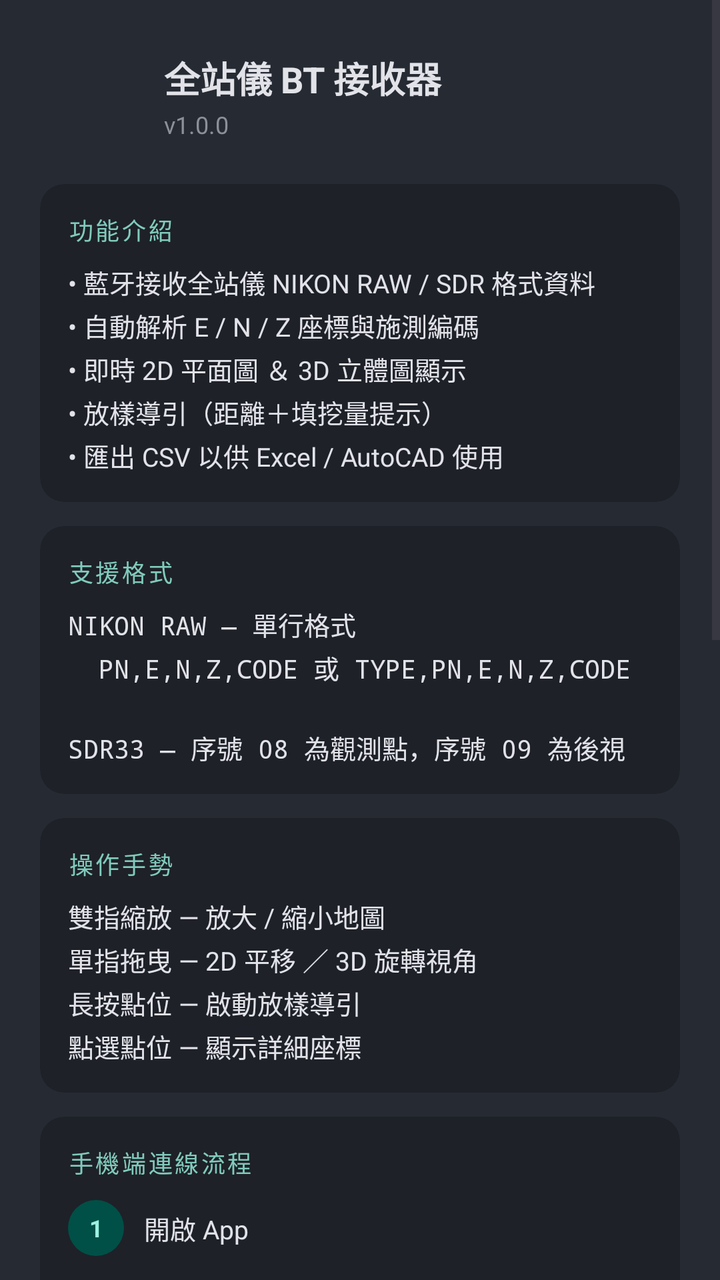
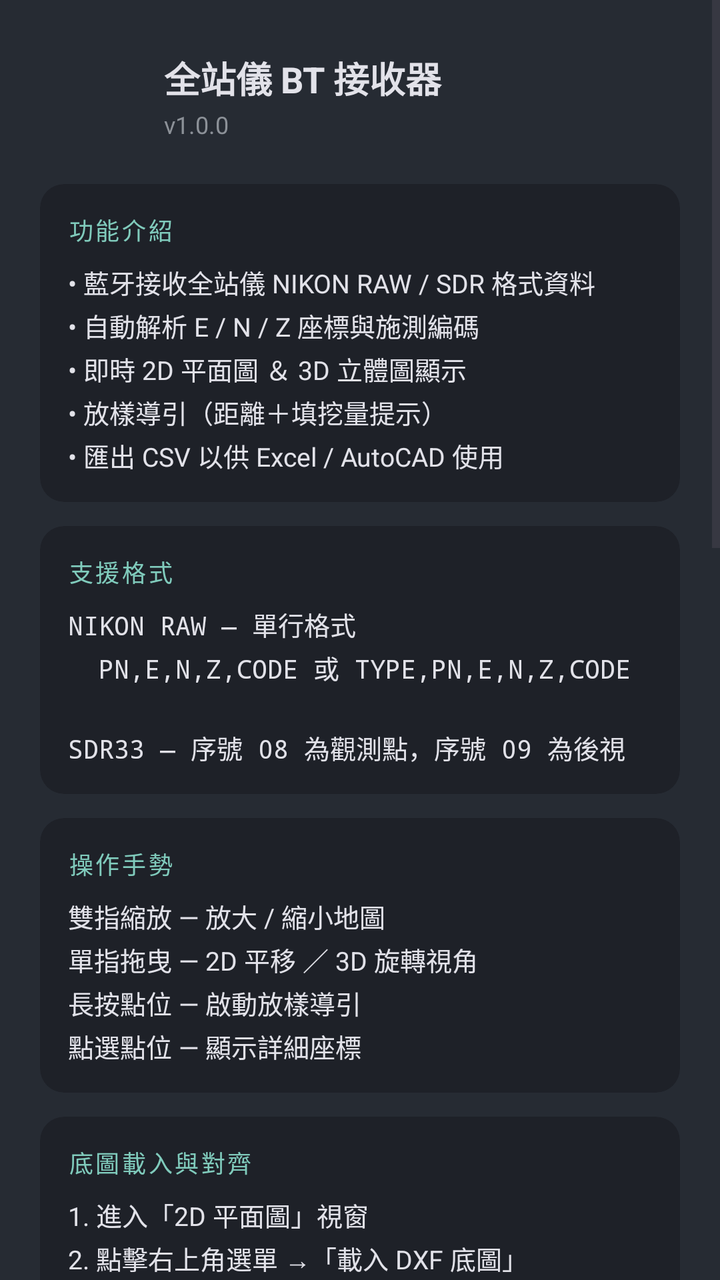

Two renders of the same Android screen: before a commit and after it. Below are the layout's source before the change and the commit's diff.
<!-- AndroidManifest.xml: application theme Theme.TotalStationBT -->
<!-- res/layout/dialog_about.xml -->
<?xml version="1.0" encoding="utf-8"?>
<ScrollView
    xmlns:android="http://schemas.android.com/apk/res/android"
    xmlns:app="http://schemas.android.com/apk/res-auto"
    android:layout_width="match_parent"
    android:layout_height="wrap_content"
    android:background="@color/md3_surface_container_high">

    <LinearLayout
        android:layout_width="match_parent"
        android:layout_height="wrap_content"
        android:orientation="vertical"
        android:paddingHorizontal="20dp"
        android:paddingTop="24dp"
        android:paddingBottom="16dp">

        
        <LinearLayout
            android:layout_width="match_parent"
            android:layout_height="wrap_content"
            android:orientation="horizontal"
            android:gravity="center_vertical"
            android:layout_marginBottom="20dp">

            <ImageView
                android:layout_width="48dp"
                android:layout_height="48dp"
                android:src="@mipmap/ic_launcher"
                android:contentDescription="App icon" />

            <LinearLayout
                android:layout_width="0dp"
                android:layout_height="wrap_content"
                android:layout_weight="1"
                android:orientation="vertical"
                android:layout_marginStart="14dp">

                <TextView
                    android:layout_width="wrap_content"
                    android:layout_height="wrap_content"
                    android:text="全站儀 BT 接收器"
                    android:textColor="@color/md3_on_surface"
                    android:textSize="18sp"
                    android:textStyle="bold" />

                <TextView
                    android:id="@+id/tvAboutVersion"
                    android:layout_width="wrap_content"
                    android:layout_height="wrap_content"
                    android:text="v1.0.0"
                    android:textColor="@color/text_hint"
                    android:textSize="12sp"
                    android:layout_marginTop="2dp" />

            </LinearLayout>

        </LinearLayout>

        
        <com.google.android.material.card.MaterialCardView
            android:layout_width="match_parent"
            android:layout_height="wrap_content"
            android:layout_marginBottom="12dp"
            app:cardBackgroundColor="@color/md3_surface_container"
            app:cardCornerRadius="12dp"
            app:cardElevation="0dp"
            app:strokeWidth="0dp">

            <LinearLayout
                android:layout_width="match_parent"
                android:layout_height="wrap_content"
                android:orientation="vertical"
                android:padding="14dp">

                <TextView
                    android:layout_width="wrap_content"
                    android:layout_height="wrap_content"
                    android:text="功能介紹"
                    android:textColor="@color/md3_secondary"
                    android:textSize="12sp"
                    android:textAllCaps="true"
                    android:letterSpacing="0.1"
                    android:layout_marginBottom="8dp" />

                <TextView
                    android:layout_width="match_parent"
                    android:layout_height="wrap_content"
                    android:text="• 藍牙接收全站儀 NIKON RAW / SDR 格式資料\n• 自動解析 E / N / Z 座標與施測編碼\n• 即時 2D 平面圖 ＆ 3D 立體圖顯示\n• 放樣導引（距離＋填挖量提示）\n• 匯出 CSV 以供 Excel / AutoCAD 使用"
                    android:textColor="@color/md3_on_surface"
                    android:textSize="13sp"
                    android:lineSpacingExtra="3dp" />

            </LinearLayout>

        </com.google.android.material.card.MaterialCardView>

        
        <com.google.android.material.card.MaterialCardView
            android:layout_width="match_parent"
            android:layout_height="wrap_content"
            android:layout_marginBottom="12dp"
            app:cardBackgroundColor="@color/md3_surface_container"
            app:cardCornerRadius="12dp"
            app:cardElevation="0dp"
            app:strokeWidth="0dp">

            <LinearLayout
                android:layout_width="match_parent"
                android:layout_height="wrap_content"
                android:orientation="vertical"
                android:padding="14dp">

                <TextView
                    android:layout_width="wrap_content"
                    android:layout_height="wrap_content"
                    android:text="支援格式"
                    android:textColor="@color/md3_secondary"
                    android:textSize="12sp"
                    android:textAllCaps="true"
                    android:letterSpacing="0.1"
                    android:layout_marginBottom="8dp" />

                <TextView
                    android:layout_width="match_parent"
                    android:layout_height="wrap_content"
                    android:text="NIKON RAW — 單行格式\n  PN,E,N,Z,CODE 或 TYPE,PN,E,N,Z,CODE\n\nSDR33 — 序號 08 為觀測點，序號 09 為後視"
                    android:textColor="@color/md3_on_surface"
                    android:textSize="13sp"
                    android:fontFamily="monospace"
                    android:lineSpacingExtra="3dp" />

            </LinearLayout>

        </com.google.android.material.card.MaterialCardView>

        
        <com.google.android.material.card.MaterialCardView
            android:layout_width="match_parent"
            android:layout_height="wrap_content"
            android:layout_marginBottom="12dp"
            app:cardBackgroundColor="@color/md3_surface_container"
            app:cardCornerRadius="12dp"
            app:cardElevation="0dp"
            app:strokeWidth="0dp">

            <LinearLayout
                android:layout_width="match_parent"
                android:layout_height="wrap_content"
                android:orientation="vertical"
                android:padding="14dp">

                <TextView
                    android:layout_width="wrap_content"
                    android:layout_height="wrap_content"
                    android:text="操作手勢"
                    android:textColor="@color/md3_secondary"
                    android:textSize="12sp"
                    android:textAllCaps="true"
                    android:letterSpacing="0.1"
                    android:layout_marginBottom="8dp" />

                <TextView
                    android:layout_width="match_parent"
                    android:layout_height="wrap_content"
                    android:text="雙指縮放 — 放大 / 縮小地圖\n單指拖曳 — 2D 平移 ／ 3D 旋轉視角\n長按點位 — 啟動放樣導引\n點選點位 — 顯示詳細座標"
                    android:textColor="@color/md3_on_surface"
                    android:textSize="13sp"
                    android:lineSpacingExtra="3dp" />

            </LinearLayout>

        </com.google.android.material.card.MaterialCardView>

        
        <com.google.android.material.card.MaterialCardView
            android:layout_width="match_parent"
            android:layout_height="wrap_content"
            android:layout_marginBottom="12dp"
            app:cardBackgroundColor="@color/md3_surface_container"
            app:cardCornerRadius="12dp"
            app:cardElevation="0dp"
            app:strokeWidth="0dp">

            <LinearLayout
                android:layout_width="match_parent"
                android:layout_height="wrap_content"
                android:orientation="vertical"
                android:padding="14dp">

                <TextView
                    android:layout_width="wrap_content"
                    android:layout_height="wrap_content"
                    android:text="手機端連線流程"
                    android:textColor="@color/md3_secondary"
                    android:textSize="12sp"
                    android:textAllCaps="true"
                    android:letterSpacing="0.1"
                    android:layout_marginBottom="10dp" />

                
                <LinearLayout android:layout_width="match_parent" android:layout_height="wrap_content" android:orientation="horizontal" android:gravity="center_vertical" android:layout_marginBottom="6dp">
                    <TextView android:layout_width="28dp" android:layout_height="28dp" android:text="1" android:textColor="@color/md3_on_secondary_container" android:textSize="12sp" android:textStyle="bold" android:gravity="center" android:background="@drawable/step_circle" />
                    <TextView android:layout_width="0dp" android:layout_height="wrap_content" android:layout_weight="1" android:layout_marginStart="10dp" android:text="開啟 App" android:textColor="@color/md3_on_surface" android:textSize="13sp" />
                </LinearLayout>

                <TextView android:layout_width="wrap_content" android:layout_height="12dp" android:text="↓" android:textColor="@color/text_hint" android:textSize="12sp" android:layout_marginStart="8dp" android:layout_marginBottom="2dp" />

                <LinearLayout android:layout_width="match_parent" android:layout_height="wrap_content" android:orientation="horizontal" android:gravity="center_vertical" android:layout_marginBottom="4dp">
                    <TextView android:layout_width="28dp" android:layout_height="28dp" android:text="2" android:textColor="@color/md3_on_secondary_container" android:textSize="12sp" android:textStyle="bold" android:gravity="center" android:background="@drawable/step_circle" />
                    <LinearLayout android:layout_width="0dp" android:layout_height="wrap_content" android:layout_weight="1" android:layout_marginStart="10dp" android:orientation="vertical">
                        <TextView android:layout_width="wrap_content" android:layout_height="wrap_content" android:text="系統設定 → 藍牙 → 掃描 → 找到 Nivo 2M+" android:textColor="@color/md3_on_surface" android:textSize="13sp" />
                        <TextView android:layout_width="wrap_content" android:layout_height="wrap_content" android:text="配對碼通常是 0000 或 1234" android:textColor="@color/text_hint" android:textSize="11sp" android:layout_marginTop="1dp" />
                    </LinearLayout>
                </LinearLayout>

                <TextView android:layout_width="wrap_content" android:layout_height="12dp" android:text="↓" android:textColor="@color/text_hint" android:textSize="12sp" android:layout_marginStart="8dp" android:layout_marginBottom="2dp" />

                <LinearLayout android:layout_width="match_parent" android:layout_height="wrap_content" android:orientation="horizontal" android:gravity="center_vertical" android:layout_marginBottom="6dp">
                    <TextView android:layout_width="28dp" android:layout_height="28dp" android:text="3" android:textColor="@color/md3_on_secondary_container" android:textSize="12sp" android:textStyle="bold" android:gravity="center" android:background="@drawable/step_circle" />
                    <TextView android:layout_width="0dp" android:layout_height="wrap_content" android:layout_weight="1" android:layout_marginStart="10dp" android:text="回到 App → 點右上角藍牙圖示" android:textColor="@color/md3_on_surface" android:textSize="13sp" />
                </LinearLayout>

                <TextView android:layout_width="wrap_content" android:layout_height="12dp" android:text="↓" android:textColor="@color/text_hint" android:textSize="12sp" android:layout_marginStart="8dp" android:layout_marginBottom="2dp" />

                <LinearLayout android:layout_width="match_parent" android:layout_height="wrap_content" android:orientation="horizontal" android:gravity="center_vertical" android:layout_marginBottom="6dp">
                    <TextView android:layout_width="28dp" android:layout_height="28dp" android:text="4" android:textColor="@color/md3_on_secondary_container" android:textSize="12sp" android:textStyle="bold" android:gravity="center" android:background="@drawable/step_circle" />
                    <TextView android:layout_width="0dp" android:layout_height="wrap_content" android:layout_weight="1" android:layout_marginStart="10dp" android:text="選擇已配對的 Nivo 2M+" android:textColor="@color/md3_on_surface" android:textSize="13sp" />
                </LinearLayout>

                <TextView android:layout_width="wrap_content" android:layout_height="12dp" android:text="↓" android:textColor="@color/text_hint" android:textSize="12sp" android:layout_marginStart="8dp" android:layout_marginBottom="2dp" />

                <LinearLayout android:layout_width="match_parent" android:layout_height="wrap_content" android:orientation="horizontal" android:gravity="center_vertical" android:layout_marginBottom="6dp">
                    <TextView android:layout_width="28dp" android:layout_height="28dp" android:text="5" android:textColor="@color/md3_on_secondary_container" android:textSize="12sp" android:textStyle="bold" android:gravity="center" android:background="@drawable/step_circle" />
                    <TextView android:layout_width="0dp" android:layout_height="wrap_content" android:layout_weight="1" android:layout_marginStart="10dp" android:text="狀態列變綠色「已連線」" android:textColor="@color/status_connected" android:textSize="13sp" android:textStyle="bold" />
                </LinearLayout>

                <TextView android:layout_width="wrap_content" android:layout_height="12dp" android:text="↓" android:textColor="@color/text_hint" android:textSize="12sp" android:layout_marginStart="8dp" android:layout_marginBottom="2dp" />

                <LinearLayout android:layout_width="match_parent" android:layout_height="wrap_content" android:orientation="horizontal" android:gravity="center_vertical">
                    <TextView android:layout_width="28dp" android:layout_height="28dp" android:text="6" android:textColor="@color/md3_on_secondary_container" android:textSize="12sp" android:textStyle="bold" android:gravity="center" android:background="@drawable/step_circle" />
                    <TextView android:layout_width="0dp" android:layout_height="wrap_content" android:layout_weight="1" android:layout_marginStart="10dp" android:text="在全站儀按 REC → App 即時顯示資料" android:textColor="@color/md3_on_surface" android:textSize="13sp" />
                </LinearLayout>

            </LinearLayout>

        </com.google.android.material.card.MaterialCardView>

        
        <com.google.android.material.card.MaterialCardView
            android:layout_width="match_parent"
            android:layout_height="wrap_content"
            android:layout_marginBottom="12dp"
            app:cardBackgroundColor="@color/md3_surface_container"
            app:cardCornerRadius="12dp"
            app:cardElevation="0dp"
            app:strokeWidth="0dp">

            <LinearLayout
                android:layout_width="match_parent"
                android:layout_height="wrap_content"
                android:orientation="vertical"
                android:padding="14dp">

                <TextView
                    android:layout_width="wrap_content"
                    android:layout_height="wrap_content"
                    android:text="實際現場作業流程"
                    android:textColor="@color/md3_secondary"
                    android:textSize="12sp"
                    android:textAllCaps="true"
                    android:letterSpacing="0.1"
                    android:layout_marginBottom="10dp" />

                <LinearLayout android:layout_width="match_parent" android:layout_height="wrap_content" android:orientation="horizontal" android:gravity="center_vertical" android:layout_marginBottom="6dp">
                    <TextView android:layout_width="28dp" android:layout_height="28dp" android:text="1" android:textColor="@color/md3_on_secondary_container" android:textSize="12sp" android:textStyle="bold" android:gravity="center" android:background="@drawable/step_circle" />
                    <TextView android:layout_width="0dp" android:layout_height="wrap_content" android:layout_weight="1" android:layout_marginStart="10dp" android:text="架設儀器、輸入測站坐標" android:textColor="@color/md3_on_surface" android:textSize="13sp" />
                </LinearLayout>

                <TextView android:layout_width="wrap_content" android:layout_height="12dp" android:text="↓" android:textColor="@color/text_hint" android:textSize="12sp" android:layout_marginStart="8dp" android:layout_marginBottom="2dp" />

                <LinearLayout android:layout_width="match_parent" android:layout_height="wrap_content" android:orientation="horizontal" android:gravity="center_vertical" android:layout_marginBottom="6dp">
                    <TextView android:layout_width="28dp" android:layout_height="28dp" android:text="2" android:textColor="@color/md3_on_secondary_container" android:textSize="12sp" android:textStyle="bold" android:gravity="center" android:background="@drawable/step_circle" />
                    <TextView android:layout_width="0dp" android:layout_height="wrap_content" android:layout_weight="1" android:layout_marginStart="10dp" android:text="瞄準目標（稜鏡或免稜鏡）" android:textColor="@color/md3_on_surface" android:textSize="13sp" />
                </LinearLayout>

                <TextView android:layout_width="wrap_content" android:layout_height="12dp" android:text="↓" android:textColor="@color/text_hint" android:textSize="12sp" android:layout_marginStart="8dp" android:layout_marginBottom="2dp" />

                <LinearLayout android:layout_width="match_parent" android:layout_height="wrap_content" android:orientation="horizontal" android:gravity="center_vertical" android:layout_marginBottom="6dp">
                    <TextView android:layout_width="28dp" android:layout_height="28dp" android:text="3" android:textColor="@color/md3_on_secondary_container" android:textSize="12sp" android:textStyle="bold" android:gravity="center" android:background="@drawable/step_circle" />
                    <TextView android:layout_width="0dp" android:layout_height="wrap_content" android:layout_weight="1" android:layout_marginStart="10dp" android:text="按全站儀 MEAS（量測）" android:textColor="@color/md3_on_surface" android:textSize="13sp" />
                </LinearLayout>

                <TextView android:layout_width="wrap_content" android:layout_height="12dp" android:text="↓" android:textColor="@color/text_hint" android:textSize="12sp" android:layout_marginStart="8dp" android:layout_marginBottom="2dp" />

                <LinearLayout android:layout_width="match_parent" android:layout_height="wrap_content" android:orientation="horizontal" android:gravity="center_vertical" android:layout_marginBottom="6dp">
                    <TextView android:layout_width="28dp" android:layout_height="28dp" android:text="4" android:textColor="@color/md3_on_secondary_container" android:textSize="12sp" android:textStyle="bold" android:gravity="center" android:background="@drawable/step_circle" />
                    <TextView android:layout_width="0dp" android:layout_height="wrap_content" android:layout_weight="1" android:layout_marginStart="10dp" android:text="按 REC（記錄 / 傳送）" android:textColor="@color/md3_on_surface" android:textSize="13sp" />
                </LinearLayout>

                <TextView android:layout_width="wrap_content" android:layout_height="12dp" android:text="↓" android:textColor="@color/text_hint" android:textSize="12sp" android:layout_marginStart="8dp" android:layout_marginBottom="2dp" />

                <LinearLayout android:layout_width="match_parent" android:layout_height="wrap_content" android:orientation="horizontal" android:gravity="center_vertical" android:layout_marginBottom="6dp">
                    <TextView android:layout_width="28dp" android:layout_height="28dp" android:text="5" android:textColor="@color/md3_on_secondary_container" android:textSize="12sp" android:textStyle="bold" android:gravity="center" android:background="@drawable/step_circle" />
                    <LinearLayout android:layout_width="0dp" android:layout_height="wrap_content" android:layout_weight="1" android:layout_marginStart="10dp" android:orientation="vertical">
                        <TextView android:layout_width="wrap_content" android:layout_height="wrap_content" android:text="手機 App 立即收到該點資料" android:textColor="@color/md3_on_surface" android:textSize="13sp" />
                        <TextView android:layout_width="wrap_content" android:layout_height="wrap_content" android:text="綠色 = 解析成功，顯示點號 + 坐標" android:textColor="@color/status_connected" android:textSize="11sp" android:layout_marginTop="1dp" />
                    </LinearLayout>
                </LinearLayout>

                <TextView android:layout_width="wrap_content" android:layout_height="12dp" android:text="↓" android:textColor="@color/text_hint" android:textSize="12sp" android:layout_marginStart="8dp" android:layout_marginBottom="2dp" />

                <LinearLayout android:layout_width="match_parent" android:layout_height="wrap_content" android:orientation="horizontal" android:gravity="center_vertical">
                    <TextView android:layout_width="28dp" android:layout_height="28dp" android:text="6" android:textColor="@color/md3_on_secondary_container" android:textSize="12sp" android:textStyle="bold" android:gravity="center" android:background="@drawable/step_circle" />
                    <TextView android:layout_width="0dp" android:layout_height="wrap_content" android:layout_weight="1" android:layout_marginStart="10dp" android:text="繼續下一個點" android:textColor="@color/md3_on_surface" android:textSize="13sp" />
                </LinearLayout>

            </LinearLayout>

        </com.google.android.material.card.MaterialCardView>

        
        <TextView
            android:layout_width="match_parent"
            android:layout_height="wrap_content"
            android:text="© 2025 Survey Tools  •  MIT License"
            android:textColor="@color/text_hint"
            android:textSize="11sp"
            android:gravity="center"
            android:layout_marginTop="4dp" />

    </LinearLayout>

</ScrollView>
<!-- resources referenced by this layout -->
<resources>
  <color name="md3_on_secondary_container">#9CF1E1</color>
  <color name="md3_on_surface">#E2E2E9</color>
  <color name="md3_secondary">#80CBBC</color>
  <color name="md3_surface_container">#1E2128</color>
  <color name="md3_surface_container_high">#262B33</color>
  <color name="status_connected">#69F0AE</color>
  <color name="text_hint">#8C9198</color>
  <!-- drawable step_circle (drawable) -->
  <?xml version="1.0" encoding="utf-8"?>
  <shape xmlns:android="http://schemas.android.com/apk/res/android"
      android:shape="oval">
      <solid android:color="@color/md3_secondary_container" />
  </shape>
  <!-- mipmap ic_launcher (mipmap-anydpi-v26) -->
  <?xml version="1.0" encoding="utf-8"?>
  <adaptive-icon xmlns:android="http://schemas.android.com/apk/res/android">
      <background android:drawable="@color/ic_launcher_background" />
      <foreground android:drawable="@drawable/ic_launcher_foreground" />
  </adaptive-icon>
  <style name="Theme.TotalStationBT" parent="Theme.Material3.DayNight.NoActionBar">
          
          <item name="colorPrimary">@color/md3_primary</item>
          <item name="colorOnPrimary">@color/md3_on_primary</item>
          <item name="colorPrimaryContainer">@color/md3_primary_container</item>
          <item name="colorOnPrimaryContainer">@color/md3_on_primary_container</item>
  
          
          <item name="colorSecondary">@color/md3_secondary</item>
          <item name="colorOnSecondary">@color/md3_on_secondary</item>
          <item name="colorSecondaryContainer">@color/md3_secondary_container</item>
          <item name="colorOnSecondaryContainer">@color/md3_on_secondary_container</item>
  
          
          <item name="colorSurface">@color/md3_surface</item>
          <item name="colorOnSurface">@color/md3_on_surface</item>
          <item name="colorSurfaceVariant">@color/md3_surface_container_high</item>
          <item name="colorOnSurfaceVariant">@color/md3_on_surface_variant</item>
          <item name="colorSurfaceContainer">@color/md3_surface_container</item>
          <item name="colorSurfaceContainerHigh">@color/md3_surface_container_high</item>
          <item name="colorSurfaceContainerHighest">@color/md3_surface_container_highest</item>
  
          
          <item name="colorOutline">@color/md3_outline</item>
          <item name="colorOutlineVariant">@color/md3_outline_variant</item>
  
          
          <item name="colorError">@color/md3_error</item>
          <item name="colorOnError">@color/md3_on_error</item>
          <item name="colorErrorContainer">@color/md3_error_container</item>
          <item name="colorOnErrorContainer">@color/md3_on_error_container</item>
  
          
          <item name="android:colorBackground">@color/md3_surface</item>
          <item name="android:windowBackground">@color/md3_surface</item>
  
          
          <item name="colorAccent">@color/md3_secondary</item>
          <item name="colorPrimaryDark">@color/md3_primary_container</item>
      </style>
  <color name="md3_secondary_container">#005047</color>
  <color name="ic_launcher_background">#0D1B3E</color>
  <!-- drawable ic_launcher_foreground: vector/xml drawable (drawable, 2308 chars, omitted) -->
  <color name="md3_primary">#9ECAFF</color>
  <color name="md3_on_primary">#003258</color>
  <color name="md3_primary_container">#00487D</color>
  <color name="md3_on_primary_container">#D1E4FF</color>
  <color name="md3_on_secondary">#003730</color>
  <color name="md3_surface">#111318</color>
  <color name="md3_on_surface_variant">#C2C7CF</color>
  <color name="md3_surface_container_highest">#313540</color>
  <color name="md3_outline">#8C9198</color>
  <color name="md3_outline_variant">#43474E</color>
  <color name="md3_error">#FFB4AB</color>
  <color name="md3_on_error">#690005</color>
  <color name="md3_error_container">#93000A</color>
  <color name="md3_on_error_container">#FFDAD6</color>
</resources>

<!-- the commit's change to res/layout/dialog_about.xml (unified diff, before → after) -->
@@ -190,6 +190,44 @@
                 <TextView
                     android:layout_width="wrap_content"
                     android:layout_height="wrap_content"
+                    android:text="底圖載入與對齊"
+                    android:textColor="@color/md3_secondary"
+                    android:textSize="12sp"
+                    android:textAllCaps="true"
+                    android:letterSpacing="0.1"
+                    android:layout_marginBottom="8dp" />
+
+                <TextView
+                    android:layout_width="match_parent"
+                    android:layout_height="wrap_content"
+                    android:text="1. 進入「2D 平面圖」視窗\n2. 點擊右上角選單 →「載入 DXF 底圖」\n3. 選擇手機內的 .dxf 檔案\n4. 若圖檔非真實座標，請使用「兩點對齊」：\n   • 輸入圖面上兩點的 CAD 座標 (X, Y)\n   • 輸入對應的現場實測座標 (E, N)\n   • 系統會自動計算縮放、旋轉與平移參數"
+                    android:textColor="@color/md3_on_surface"
+                    android:textSize="13sp"
+                    android:lineSpacingExtra="3dp" />
+
+            </LinearLayout>
+
+        </com.google.android.material.card.MaterialCardView>
+
+        
+        <com.google.android.material.card.MaterialCardView
+            android:layout_width="match_parent"
+            android:layout_height="wrap_content"
+            android:layout_marginBottom="12dp"
+            app:cardBackgroundColor="@color/md3_surface_container"
+            app:cardCornerRadius="12dp"
+            app:cardElevation="0dp"
+            app:strokeWidth="0dp">
+
+            <LinearLayout
+                android:layout_width="match_parent"
+                android:layout_height="wrap_content"
+                android:orientation="vertical"
+                android:padding="14dp">
+
+                <TextView
+                    android:layout_width="wrap_content"
+                    android:layout_height="wrap_content"
                     android:text="手機端連線流程"
                     android:textColor="@color/md3_secondary"
                     android:textSize="12sp"
@@ -209,7 +247,7 @@
                     <TextView android:layout_width="28dp" android:layout_height="28dp" android:text="2" android:textColor="@color/md3_on_secondary_container" android:textSize="12sp" android:textStyle="bold" android:gravity="center" android:background="@drawable/step_circle" />
                     <LinearLayout android:layout_width="0dp" android:layout_height="wrap_content" android:layout_weight="1" android:layout_marginStart="10dp" android:orientation="vertical">
                         <TextView android:layout_width="wrap_content" android:layout_height="wrap_content" android:text="系統設定 → 藍牙 → 掃描 → 找到 Nivo 2M+" android:textColor="@color/md3_on_surface" android:textSize="13sp" />
-                        <TextView android:layout_width="wrap_content" android:layout_height="wrap_content" android:text="配對碼通常是 0000 或 1234" android:textColor="@color/text_hint" android:textSize="11sp" android:layout_marginTop="1dp" />
+                        <TextView android:layout_width="wrap_content" android:layout_height="wrap_content" android:text="Nikon 2m+ 藍牙 PIN 碼：0530" android:textColor="@color/md3_secondary" android:textSize="11sp" android:textStyle="bold" android:layout_marginTop="1dp" />
                     </LinearLayout>
                 </LinearLayout>
 
